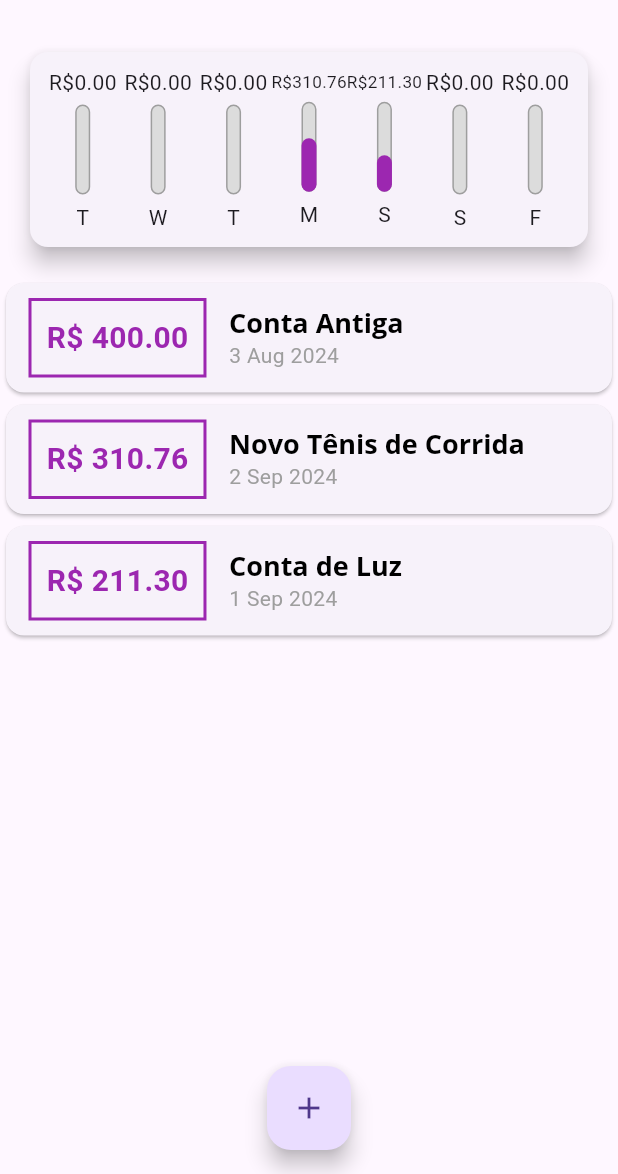
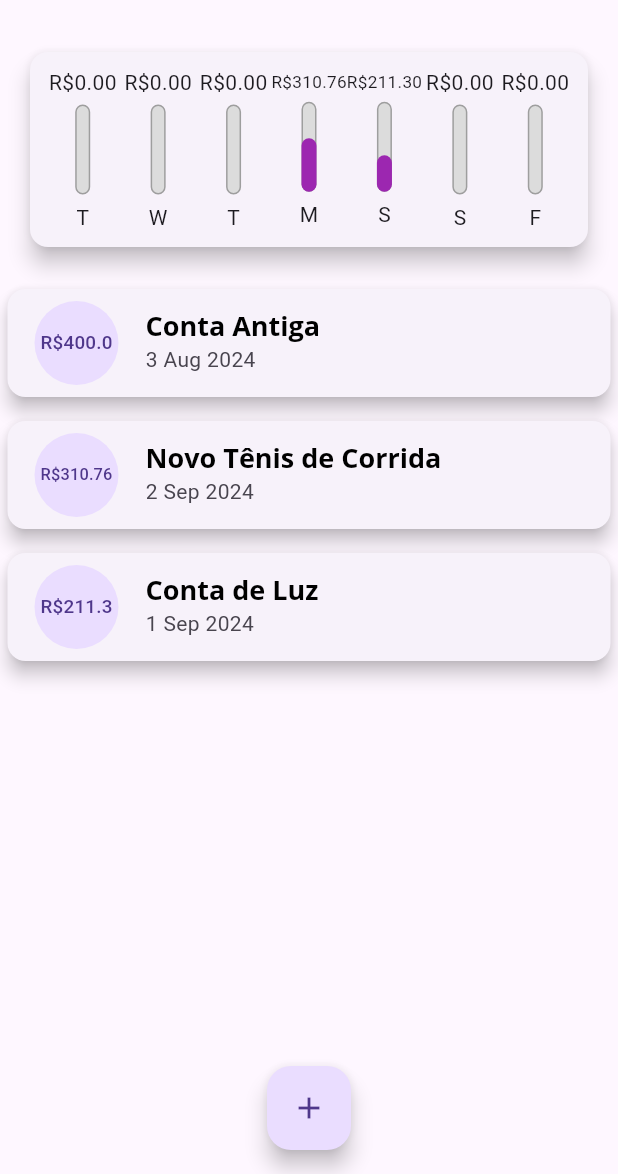
Before and after one commit to diego-alvarenga/estudos_flutter, a Flutter app: the screen it shows after launch, on a phone screen of 412 x 824 dp, the part 62-1236 px from its top. Run offline on Flutter 3.47's test engine with Material 3 defaults, Android fonts, the phone set to English and light mode, and no system bars.

Commit message:
feat: update list using ListTile

```diff
--- a/expenses/lib/components/transaction_list.dart
+++ b/expenses/lib/components/transaction_list.dart
@@ -33,42 +33,28 @@ class TransactionList extends StatelessWidget {
         itemBuilder: (ctx, index) {
           final tr = transactions[index];
           return Card(
-            child: Row(
-              children: [
-                Container(
-                  margin: EdgeInsets.symmetric(horizontal: 15, vertical: 10),
-                  decoration: BoxDecoration(
-                    border: Border.all(
-                      color: Theme.of(context).colorScheme.primary,
-                      width: 2,
+            elevation: 5,
+            margin: EdgeInsets.symmetric(
+              vertical: 8,
+              horizontal: 5,
             ),
-                  ),
-                  padding: EdgeInsets.all(10),
-                  child: Text(
-                    'R\$ ${tr.value.toStringAsFixed(2)}',
-                    style: TextStyle(
-                      fontWeight: FontWeight.bold,
-                      fontSize: 20,
-                      color: Theme.of(context).colorScheme.primary,
+            child: ListTile(
+              leading: CircleAvatar(
+                radius: 30,
+                child: Padding(
+                  padding: const EdgeInsets.all(6),
+                  child: FittedBox(
+                    child: Text('R\$${tr.value}')
                   ),
                 ),
               ),
-                Column(
-                  crossAxisAlignment: CrossAxisAlignment.start,
-                  children: [
-                    Text(
+              title: Text(
                 tr.title,
                 style: Theme.of(context).textTheme.titleLarge,
               ),
-                    Text(
+              subtitle: Text(
                 DateFormat('d MMM y').format(tr.date),
-                      style: TextStyle(
-                        color: Colors.grey,
               ),
-                    ),
-                  ],
-                )
-              ],
             ),
           );
         },
```
Lines whose indentation alone changed are shown as unchanged.
